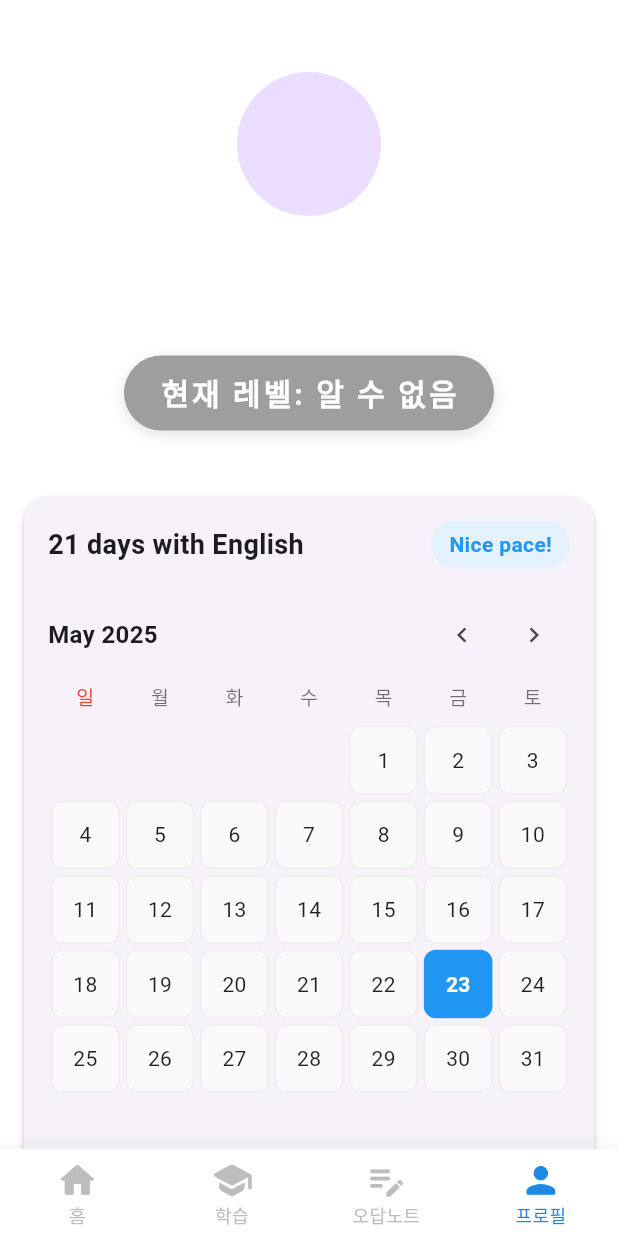
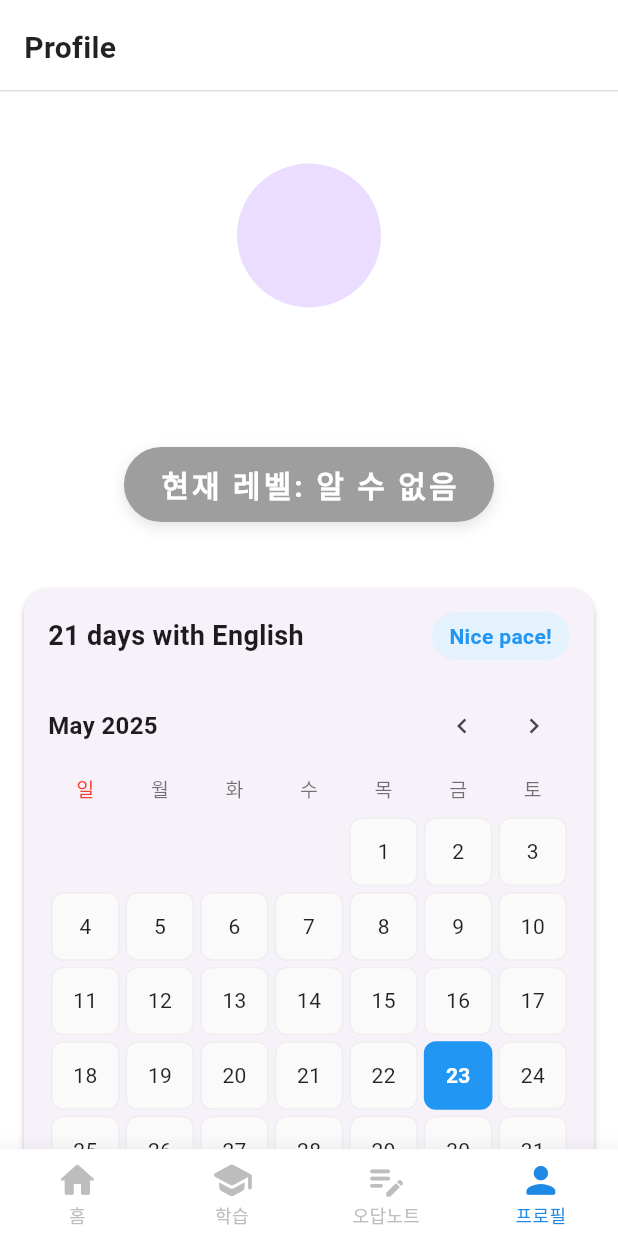
Before and after one commit to 941-life/estudy-gpt, a Flutter app: the screen it shows once a user with an empty profile is signed in, item 4 of the bottom bar chosen, on a phone screen of 412 x 824 dp. Run offline on Flutter 3.47's test engine with Material 3 defaults, Android fonts, the phone set to English and light mode, and no system bars; drawn by our look-alikes of calendar_view; our stand-ins replace firebase_auth, firebase_core, firebase_database, flutter_markdown, google_generative_ai, google_sign_in and 3 more; missing offline and left inert: flutter_pdfview, home_widget, receive_sharing_intent, syncfusion_flutter_pdf; accounts and stored records are empty; Roboto replaces fonts that are missing (Pretendard); project files that could hold a hidden picture were left out.

Commit message:
[design] Appbar design match with webapp

```diff
--- a/lib/screens/profile_screen.dart
+++ b/lib/screens/profile_screen.dart
@@ -4,6 +4,7 @@ import 'package:firebase_database/firebase_database.dart';
 import '../models/wrong_note.dart';
 import '../widgets/challenge_calendar.dart';
 import '../widgets/today_task_card.dart';
+import '../widgets/common_app_bar.dart';
 
 class ProfileScreen extends StatefulWidget {
   const ProfileScreen({super.key});
@@ -228,7 +229,7 @@ class _ProfileScreenState extends State<ProfileScreen> {
     final user = FirebaseAuth.instance.currentUser;
 
     return Scaffold(
-      appBar: null,
+      appBar: const CommonAppBar(title: 'Profile'),
       backgroundColor: Colors.white,
       body: SingleChildScrollView(
         child: Column(
--- a/lib/screens/wrong_note_screen.dart
+++ b/lib/screens/wrong_note_screen.dart
@@ -1,6 +1,7 @@
 import 'package:flutter/material.dart';
 import 'package:firebase_auth/firebase_auth.dart';
 import 'package:firebase_database/firebase_database.dart';
+import 'package:estudy_gpt/widgets/common_app_bar.dart';
 
 class WrongNoteScreen extends StatelessWidget {
   const WrongNoteScreen({super.key});
@@ -36,7 +37,7 @@ class WrongNoteScreen extends StatelessWidget {
     final height = size.height;
 
     return Scaffold(
-      appBar: null,
+      appBar: const CommonAppBar(title: 'Review'),
       backgroundColor: Colors.white,
       body: FutureBuilder<List<Map<String, dynamic>>>(
         future: _fetchWrongNotes(),
--- /dev/null
+++ b/lib/widgets/common_app_bar.dart
@@ -0,0 +1,53 @@
+import 'package:flutter/material.dart';
+
+class CommonAppBar extends StatelessWidget implements PreferredSizeWidget {
+  final String title;
+  final List<Widget>? actions;
+
+  const CommonAppBar({
+    super.key,
+    required this.title,
+    this.actions,
+  });
+
+  @override
+  Widget build(BuildContext context) {
+    return Container(
+      margin: const EdgeInsets.only(top: 4),
+      decoration: BoxDecoration(
+        color: Colors.white,
+        border: Border(
+          bottom: BorderSide(
+            color: Color(0xFFE0E0E0), // 연한 회색, 필요시 색상 조정
+            width: 1, // 선 두께
+          ),
+        ),
+      ),
+      child: SafeArea(
+        bottom: false,
+        child: Container(
+          height: 56, // 표준 AppBar 높이
+          padding: const EdgeInsets.symmetric(horizontal: 16),
+          child: Row(
+            children: [
+              Text(
+                title,
+                style: const TextStyle(
+                  fontFamily: 'Pretendard',
+                  fontSize: 20,
+                  fontWeight: FontWeight.w600,
+                  color: Colors.black87,
+                ),
+              ),
+              const Spacer(),
+              if (actions != null) ...actions!,
+            ],
+          ),
+        ),
+      ),
+    );
+  }
+
+  @override
+  Size get preferredSize => const Size.fromHeight(55 + 50); // AppBar 높이 + SafeArea 여백
+}
```
Also changed, not shown: lib/screens/personal_screen.dart (+19 -35 lines), assets/images/icon.png.
